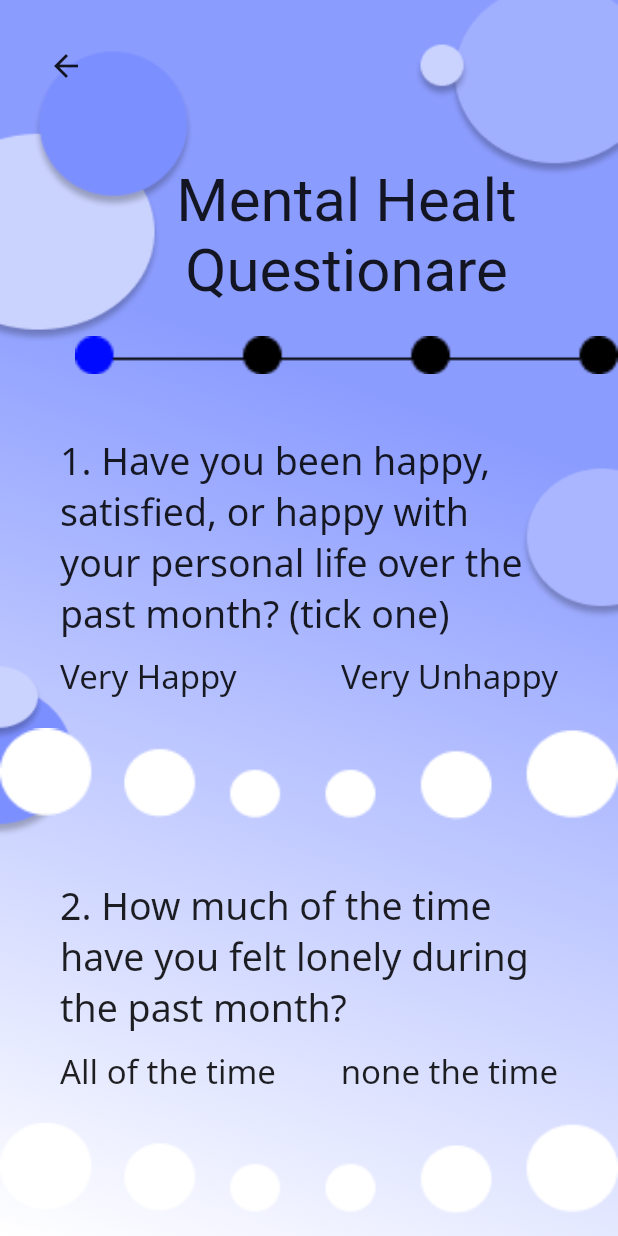
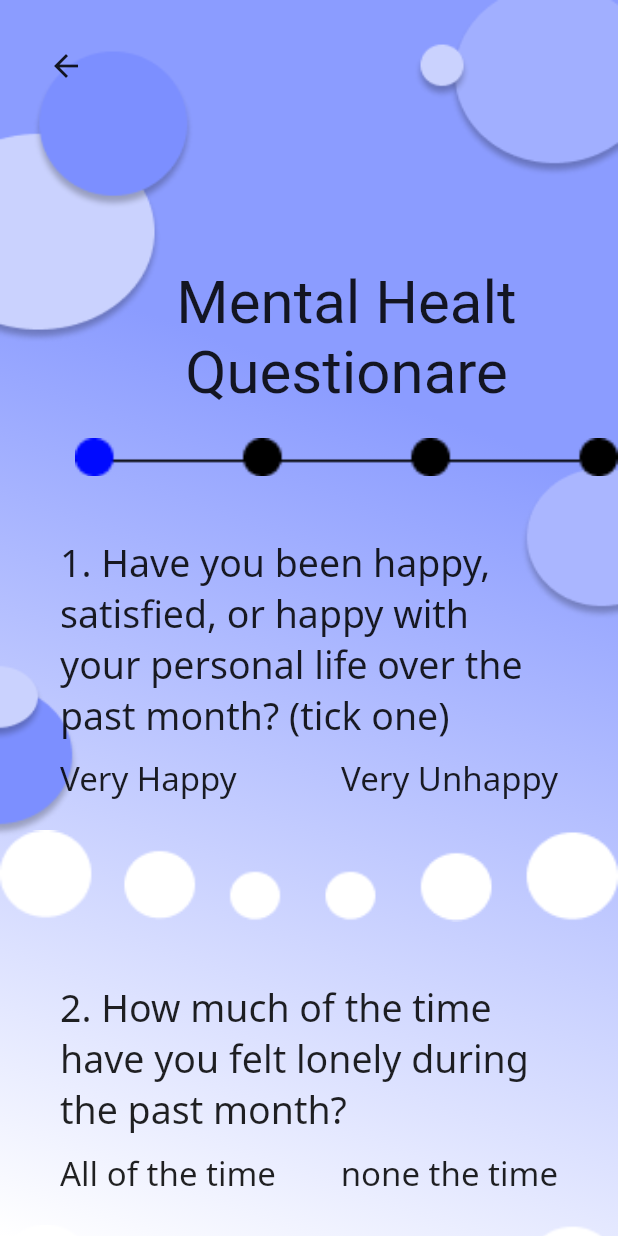
Before and after one commit to ReyST81/MotionHack_3_Mental-Space, a Flutter app: the QuestionareScreens screen opened directly, on a phone screen of 412 x 824 dp. Run offline on Flutter 3.47's test engine with Material 2 defaults, Android fonts, the light colour scheme and no system bars; our stand-ins replace google_fonts.

Commit message:
Hackathon 1.0

```diff
--- a/lib/Page/ArsipJurnal.dart
+++ b/lib/Page/ArsipJurnal.dart
@@ -1,5 +1,6 @@
 import 'package:flutter/material.dart';
 import 'package:google_fonts/google_fonts.dart';
+import 'package:mental_space/Home/HomePage.dart';
 import 'package:mental_space/Screens/HomeScreen.dart';
 
 class archives extends StatelessWidget {
@@ -38,7 +39,7 @@ class archives extends StatelessWidget {
                 children: [
                   IconButton(
                     onPressed: () {
-                      Route route = MaterialPageRoute(builder: (context) => Homescreen());
+                      Route route = MaterialPageRoute(builder: (context) => HomePage());
                         Navigator.push(context, route);
                     },
                     icon: Icon(Icons.arrow_back),
--- a/lib/Riwayat/RiwayatnNotifPage.dart
+++ b/lib/Riwayat/RiwayatnNotifPage.dart
@@ -1,5 +1,6 @@
 import 'package:flutter/material.dart';
 import 'package:google_fonts/google_fonts.dart';
+import 'package:mental_space/Home/HomePage.dart';
 import 'package:mental_space/Riwayat/RiwayatTransPage.dart';
 import 'package:mental_space/Screens/HomeScreen.dart';
 
@@ -44,7 +45,7 @@ class Riwayat extends StatelessWidget {
                 children: [
                   IconButton(
                     onPressed: (){
-                      Route route = MaterialPageRoute(builder: (context) => Homescreen());
+                      Route route = MaterialPageRoute(builder: (context) => HomePage());
                       Navigator.push(context, route);
                     },
                     icon: Icon(Icons.arrow_back),
--- a/lib/Screens/LoginScreen.dart
+++ b/lib/Screens/LoginScreen.dart
@@ -113,7 +113,7 @@ class LoginScreen extends StatelessWidget {
                           },
                           child: TextButton(
                               onPressed: (){
-                                Route route = MaterialPageRoute(builder: (context) => RegisterPage());
+                                Route route = MaterialPageRoute(builder: (context) => HomePage());
                                 Navigator.push(context, route);
                               },
                               child: Text(
--- a/lib/Screens/QuestionareScreens.dart
+++ b/lib/Screens/QuestionareScreens.dart
@@ -28,7 +28,14 @@ class QuestionareScreens extends StatelessWidget {
                 ),
               ),
             ),
+
               Container(
+                child: SingleChildScrollView(
+                  child: Column(
+                    children: [
+                      Align(
+                        alignment: Alignment.topLeft,
+                        child: Container(
                           margin: EdgeInsets.only(top: 20, left: 20),
                           child: Column(
                             crossAxisAlignment: CrossAxisAlignment.start,
@@ -43,11 +50,9 @@ class QuestionareScreens extends StatelessWidget {
                             ],
                           ),
                         ),
+                      ),
                       Container(
-                child: SingleChildScrollView(
-                  child: Column(
-                    children: [
-                      Container(
+
                         margin: EdgeInsets.only(top: 110,left: 50),
                         width: 500,
                         child: Text("Mental Healt Questionare",
```
Lines whose indentation alone changed are shown as unchanged.
